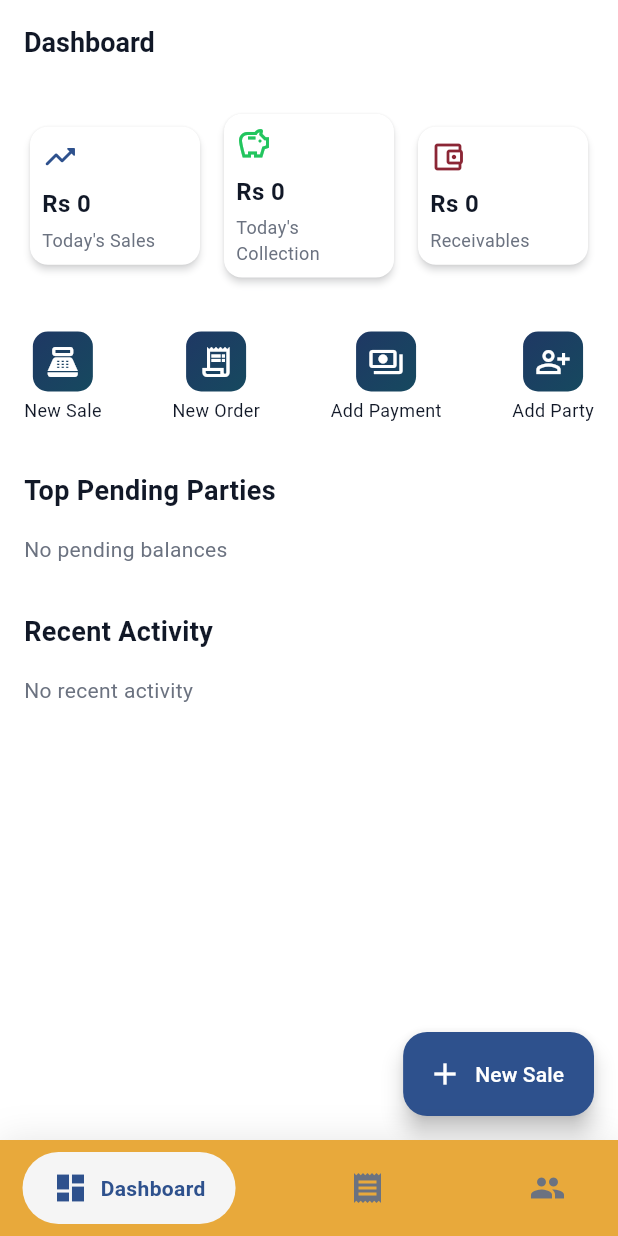
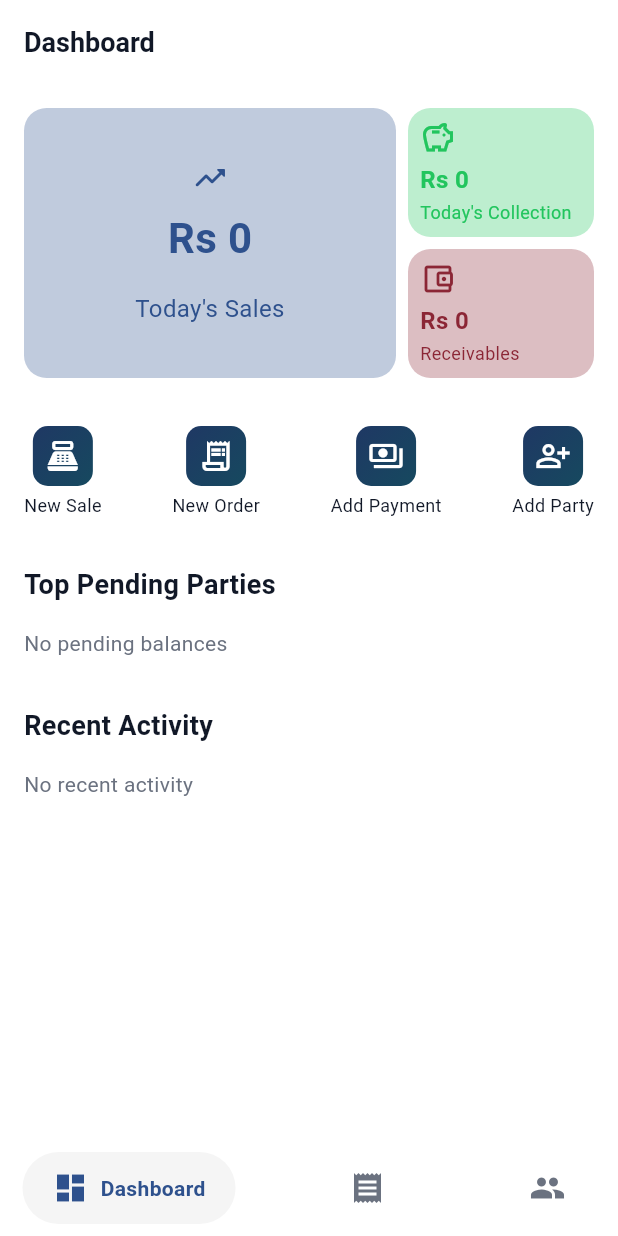
Before and after one commit to mohsinkhan117/katha_management, a Flutter app: the screen it shows after launch, on a phone screen of 412 x 824 dp. Run offline on Flutter 3.47's test engine with Material 3 defaults, Android fonts, the phone set to English and light mode, and no system bars; drawn by our look-alikes of google_nav_bar; our stand-ins replace permission_handler, sqflite; accounts and stored records are empty; Roboto replaces fonts that are missing (Poppins).

Commit message:
Fixed the dashboard cards for bigger total sells card

```diff
--- a/lib/ui/dashboard/dashboard_view.dart
+++ b/lib/ui/dashboard/dashboard_view.dart
@@ -71,16 +71,6 @@ class _HomeViewBody extends StatelessWidget {
           );
         },
       ),
-      floatingActionButton: FloatingActionButton.extended(
-        onPressed: () async {
-          await Navigator.pushNamed(context, NewSaleView.routeName);
-          if (context.mounted) {
-            context.read<DashboardViewmodel>().refresh();
-          }
-        },
-        icon: const Icon(Icons.add),
-        label: const Text('New Sale'),
-      ),
     );
   }
 }
@@ -122,32 +112,45 @@ class _ErrorBanner extends StatelessWidget {
 
 class _SummaryCards extends StatelessWidget {
   const _SummaryCards({required this.vm});
+
   final DashboardViewmodel vm;
 
   @override
   Widget build(BuildContext context) {
-    return Row(
+    return SizedBox(
+      height: 180,
+      child: Row(
+        crossAxisAlignment: CrossAxisAlignment.stretch,
         children: [
           Expanded(
-          child: _SummaryCard(
+            flex: 2,
+            child: _SummaryLargeCard(
               label: "Today's Sales",
               amount: vm.todaySales,
               icon: Icons.trending_up_rounded,
               color: AppColors.primary,
             ),
           ),
+
           const SizedBox(width: AppSizes.sm),
+
           Expanded(
-          child: _SummaryCard(
+            flex: 1,
+            child: Column(
+              children: [
+                Expanded(
+                  child: _SummarySmallCard(
                     label: "Today's Collection",
                     amount: vm.todayCollection,
                     icon: Icons.savings_outlined,
                     color: AppColors.success,
                   ),
                 ),
-        const SizedBox(width: AppSizes.sm),
+
+                const SizedBox(height: AppSizes.sm),
+
                 Expanded(
-          child: _SummaryCard(
+                  child: _SummarySmallCard(
                     label: 'Receivables',
                     amount: vm.totalReceivables,
                     icon: Icons.account_balance_wallet_outlined,
@@ -155,12 +158,16 @@ class _SummaryCards extends StatelessWidget {
                   ),
                 ),
               ],
+            ),
+          ),
+        ],
+      ),
     );
   }
 }
 
-class _SummaryCard extends StatelessWidget {
-  const _SummaryCard({
+class _SummaryLargeCard extends StatelessWidget {
+  const _SummaryLargeCard({
     required this.label,
     required this.amount,
     required this.icon,
@@ -173,43 +180,128 @@ class _SummaryCard extends StatelessWidget {
   final Color color;
 
   String _formatAmount(double value) {
-    if (value >= 100000) return '${(value / 100000).toStringAsFixed(1)}L';
-    if (value >= 1000) return '${(value / 1000).toStringAsFixed(1)}K';
+    if (value >= 100000) {
+      return '${(value / 100000).toStringAsFixed(1)}L';
+    }
+
+    if (value >= 1000) {
+      return '${(value / 1000).toStringAsFixed(1)}K';
+    }
+
     return value.toStringAsFixed(0);
   }
 
   @override
   Widget build(BuildContext context) {
-    return Card(
-      elevation: AppSizes.cardElevation,
-      shape: RoundedRectangleBorder(
-        borderRadius: BorderRadius.circular(AppSizes.cardRadiusMd),
+    return Container(
+      width: double.infinity,
+      padding: const EdgeInsets.all(AppSizes.sm),
+      decoration: BoxDecoration(
+        borderRadius: BorderRadius.circular(AppSizes.borderRadiusLg),
+        color: color.withValues(alpha: 0.3),
       ),
-      child: Padding(
-        padding: const EdgeInsets.all(AppSizes.sm),
       child: Column(
+        mainAxisAlignment: MainAxisAlignment.center,
+        crossAxisAlignment: CrossAxisAlignment.center,
+        children: [
+          Icon(icon, color: color, size: AppSizes.iconMd),
+
+          const SizedBox(height: AppSizes.sm),
+
+          FittedBox(
+            fit: BoxFit.scaleDown,
+            child: Text(
+              'Rs ${_formatAmount(amount)}',
+              style: TextStyle(
+                fontSize: AppSizes.fontSizeLg + 10,
+                fontWeight: FontWeight.bold,
+                color: color,
+              ),
+            ),
+          ),
+
+          const SizedBox(height: AppSizes.md),
+
+          Text(
+            label,
+            maxLines: 1,
+            overflow: TextOverflow.ellipsis,
+            textAlign: TextAlign.center,
+            style: TextStyle(fontSize: AppSizes.fontSizeMd, color: color),
+          ),
+        ],
+      ),
+    );
+  }
+}
+
+class _SummarySmallCard extends StatelessWidget {
+  const _SummarySmallCard({
+    required this.label,
+    required this.amount,
+    required this.icon,
+    required this.color,
+  });
+
+  final String label;
+  final double amount;
+  final IconData icon;
+  final Color color;
+
+  String _formatAmount(double value) {
+    if (value >= 100000) {
+      return '${(value / 100000).toStringAsFixed(1)}L';
+    }
+
+    if (value >= 1000) {
+      return '${(value / 1000).toStringAsFixed(1)}K';
+    }
+
+    return value.toStringAsFixed(0);
+  }
+
+  @override
+  Widget build(BuildContext context) {
+    return Container(
+      width: double.infinity,
+      padding: const EdgeInsets.symmetric(
+        horizontal: AppSizes.sm,
+        vertical: AppSizes.xs,
+      ),
+      decoration: BoxDecoration(
+        borderRadius: BorderRadius.circular(AppSizes.borderRadiusLg),
+        color: color.withValues(alpha: 0.3),
+      ),
+      child: Column(
+        mainAxisAlignment: MainAxisAlignment.center,
         crossAxisAlignment: CrossAxisAlignment.start,
         children: [
           Icon(icon, color: color, size: AppSizes.iconMd),
-            const SizedBox(height: AppSizes.sm),
-            Text(
+
+          const SizedBox(height: AppSizes.xs),
+
+          FittedBox(
+            fit: BoxFit.scaleDown,
+            alignment: Alignment.centerLeft,
+            child: Text(
               'Rs ${_formatAmount(amount)}',
-              style: const TextStyle(
+              style: TextStyle(
                 fontSize: AppSizes.fontSizeMd,
                 fontWeight: FontWeight.bold,
-                color: AppColors.textPrimary,
+                color: color,
               ),
             ),
-            const SizedBox(height: AppSizes.xs),
+          ),
+
+          const SizedBox(height: 2),
+
           Text(
             label,
-              style: const TextStyle(
-                fontSize: AppSizes.fontSizeSm,
-                color: AppColors.textSecondary,
-              ),
+            maxLines: 1,
+            overflow: TextOverflow.ellipsis,
+            style: TextStyle(fontSize: AppSizes.fontSizeSm, color: color),
           ),
         ],
-        ),
       ),
     );
   }
@@ -373,12 +465,7 @@ class _PendingPartyTile extends StatelessWidget {
     final days = party.daysSinceOldestDue;
     final isOverdue = days != null && days > 7;
 
-    return Card(
-      elevation: AppSizes.cardElevation,
-      shape: RoundedRectangleBorder(
-        borderRadius: BorderRadius.circular(AppSizes.cardRadiusSm),
-      ),
-      child: ListTile(
+    return ListTile(
       onTap: () async {
         await Navigator.pushNamed(
           context,
@@ -437,7 +524,6 @@ class _PendingPartyTile extends StatelessWidget {
             ),
           ),
         ],
-        ),
       ),
     );
   }
--- a/lib/ui/navigation_bar/gnav_bar_view.dart
+++ b/lib/ui/navigation_bar/gnav_bar_view.dart
@@ -88,12 +88,12 @@ class _NavBar extends StatelessWidget {
   @override
   Widget build(BuildContext context) {
     return Container(
-      decoration: BoxDecoration(
-        color: AppColors.accent,
-        boxShadow: [
-          BoxShadow(blurRadius: 20, color: Colors.black.withValues(alpha: 0.1)),
-        ],
-      ),
+      // decoration: BoxDecoration(
+      //   color: AppColors.accent,
+      //   boxShadow: [
+      //     BoxShadow(blurRadius: 20, color: Colors.black.withValues(alpha: 0.1)),
+      //   ],
+      // ),
       child: SafeArea(
         child: Padding(
           padding: const EdgeInsets.symmetric(horizontal: 15, vertical: 8),
```
Lines whose indentation alone changed are shown as unchanged.
